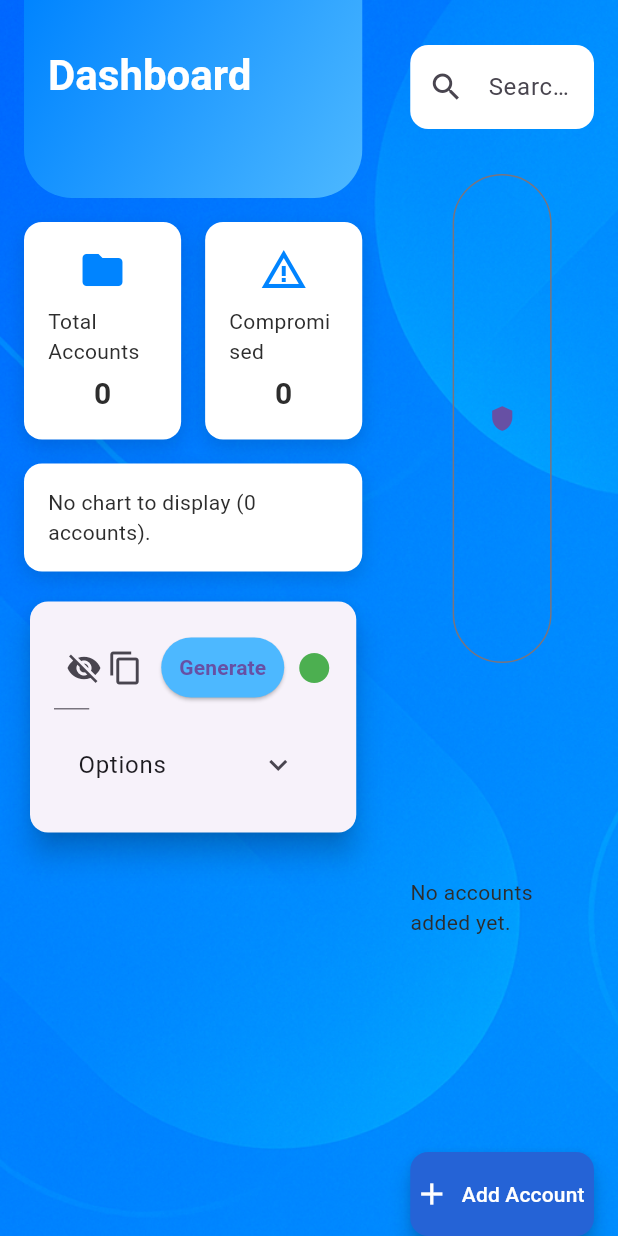
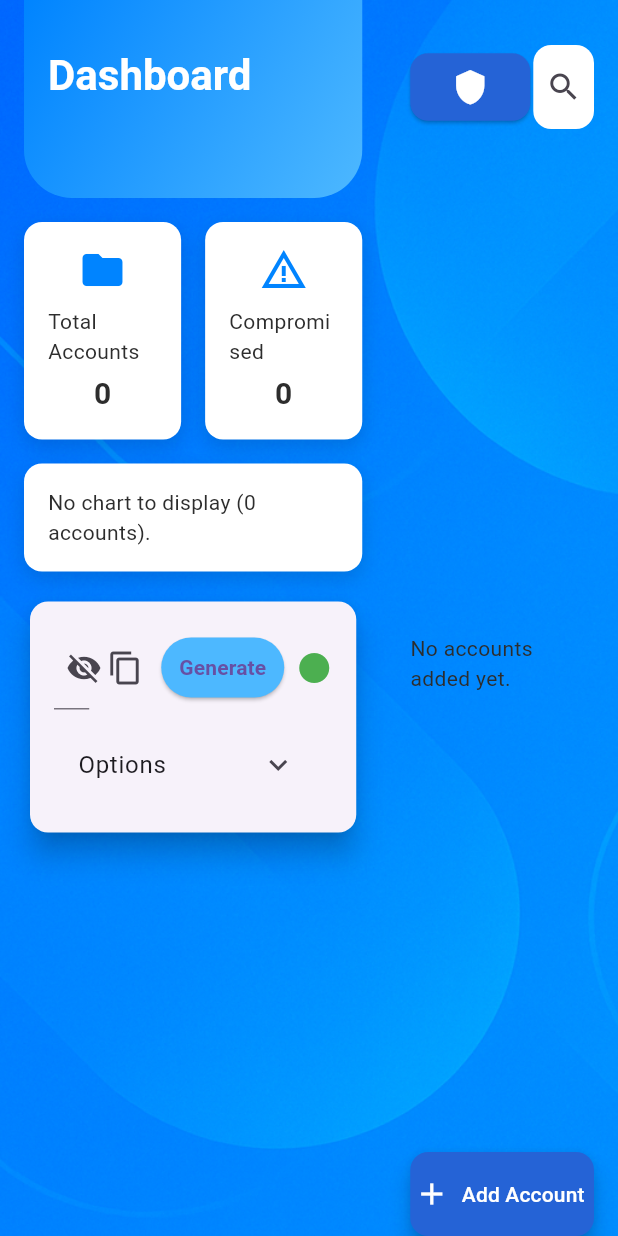
Before and after one commit to ChicoState/passguard, a Flutter app: the HomeScreen screen opened directly with empty values, on a phone screen of 412 x 824 dp. Run offline on Flutter 3.47's test engine with Material 3 defaults, Android fonts, the phone set to English and light mode, and no system bars; our stand-ins replace cloud_firestore, firebase_auth, firebase_core, fl_chart; missing offline and left inert: word_generator; accounts and stored records are empty; generated files the repository leaves out were written again.

Commit message:
format fixed

```diff
--- a/passguard_app/lib/screens/home/home_screen.dart
+++ b/passguard_app/lib/screens/home/home_screen.dart
@@ -69,9 +69,29 @@ class _HomeScreenState extends State<HomeScreen> {
                   padding: const EdgeInsets.symmetric(horizontal: kDefaultPadding),
                   child: Column(
                     children: [
-                      //Search Filtering:
                       Padding(
                       padding: const EdgeInsets.only(top: 30.0, bottom: 30.0),
+                      child: Row(
+                      children: [
+                        SizedBox(
+                          height: 45,
+                          width: 80,
+                          child:
+                          ElevatedButton(
+                            onPressed: _checkAll,
+                            style: ElevatedButton.styleFrom(
+                              backgroundColor:const Color.fromARGB(255, 37, 99, 214),
+                              shape: RoundedRectangleBorder(
+                                borderRadius: BorderRadius.circular(12),
+                              ),
+                            ),
+                            child: const Icon(Icons.shield, color:Colors.white, size: 25,), // You can change this to any icon or text
+                          ),
+                        ),
+                        //Search Filtering:
+                        Expanded(flex: 1, child: const SizedBox(width:0)), //space between the searchbar and button
+                          Expanded(
+                            flex:20,
                           child: TextField(
                             onChanged: (value) {
                               setState(() {
@@ -90,7 +110,9 @@ class _HomeScreenState extends State<HomeScreen> {
                             ),
                           ),
                         ),
-                      Expanded(child: OutlinedButton(onPressed: _checkAll, child: Icon(Icons.shield)),),
+                      ],
+                    ),
+                  ),
                       //List of Accounts:
                       Expanded(
                         child: AccountsList(
```
Lines whose indentation alone changed are shown as unchanged.
